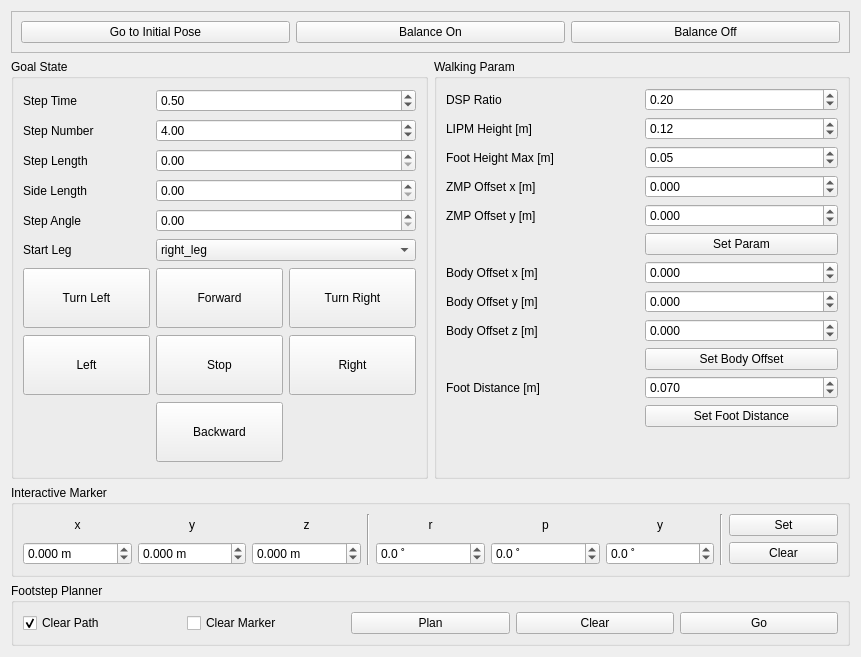
First picture: the form in op3_gui_demo/ui/preview_walking_form.ui, repository nyxrobotics/robotis_op3_tools, before the edit.
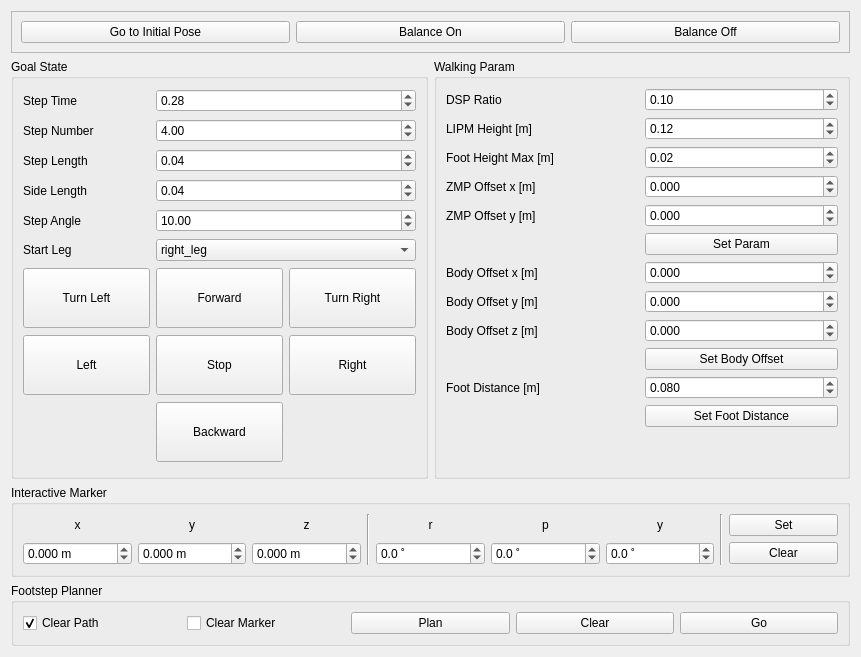
Second picture: the form after the edit.

Commit message: Edit default params

What changed in the file:
```diff
--- a/op3_gui_demo/ui/preview_walking_form.ui
+++ b/op3_gui_demo/ui/preview_walking_form.ui
@@ -276,7 +276,7 @@
                   <double>0.005000000000000</double>
                 </property>
                 <property name="value">
-                  <double>0.070000000000000</double>
+                  <double>0.080000000000000</double>
                 </property>
               </widget>
             </item>
@@ -289,7 +289,7 @@
                   <double>0.100000000000000</double>
                 </property>
                 <property name="value">
-                  <double>0.200000000000000</double>
+                  <double>0.100000000000000</double>
                 </property>
               </widget>
             </item>
@@ -422,7 +422,7 @@
                   <double>0.010000000000000</double>
                 </property>
                 <property name="value">
-                  <double>0.050000000000000</double>
+                  <double>0.020000000000000</double>
                 </property>
               </widget>
             </item>
@@ -606,8 +606,8 @@
             </item>
             <item row="4" column="1" colspan="2">
               <widget class="QDoubleSpinBox" name="dSpinBox_p_walking_step_angle">
-                <property name="maximum">
-                  <double>99.000000000000000</double>
+                <property name="value">
+                  <double>10.00000000000000</double>
                 </property>
                 <property name="singleStep">
                   <double>1.000000000000000</double>
@@ -643,8 +643,8 @@
             </item>
             <item row="2" column="1" colspan="2">
               <widget class="QDoubleSpinBox" name="dSpinBox_p_walking_step_length">
-                <property name="maximum">
-                  <double>99.000000000000000</double>
+                <property name="value">
+                  <double>0.040000000000000</double>
                 </property>
                 <property name="singleStep">
                   <double>0.010000000000000</double>
@@ -673,8 +673,8 @@
             </item>
             <item row="3" column="1" colspan="2">
               <widget class="QDoubleSpinBox" name="dSpinBox_p_walking_side_length">
-                <property name="maximum">
-                  <double>99.000000000000000</double>
+                <property name="value">
+                  <double>0.040000000000000</double>
                 </property>
                 <property name="singleStep">
                   <double>0.010000000000000</double>
@@ -687,7 +687,10 @@
                   <double>0.100000000000000</double>
                 </property>
                 <property name="value">
-                  <double>0.500000000000000</double>
+                  <double>0.280000000000000</double>
+                </property>
+                <property name="singleStep">
+                  <double>0.001000000000000</double>
                 </property>
               </widget>
             </item>
```
Left out of the diff: 11 changed lines with no effect on the pictures.
